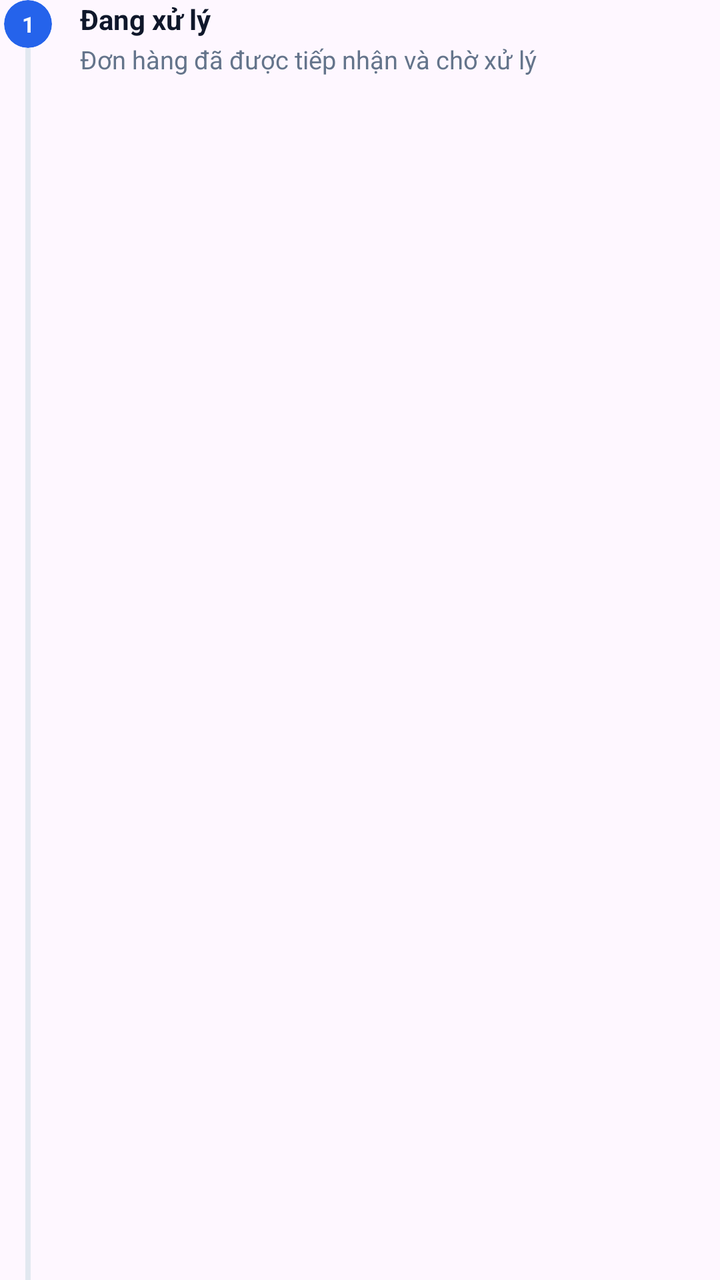
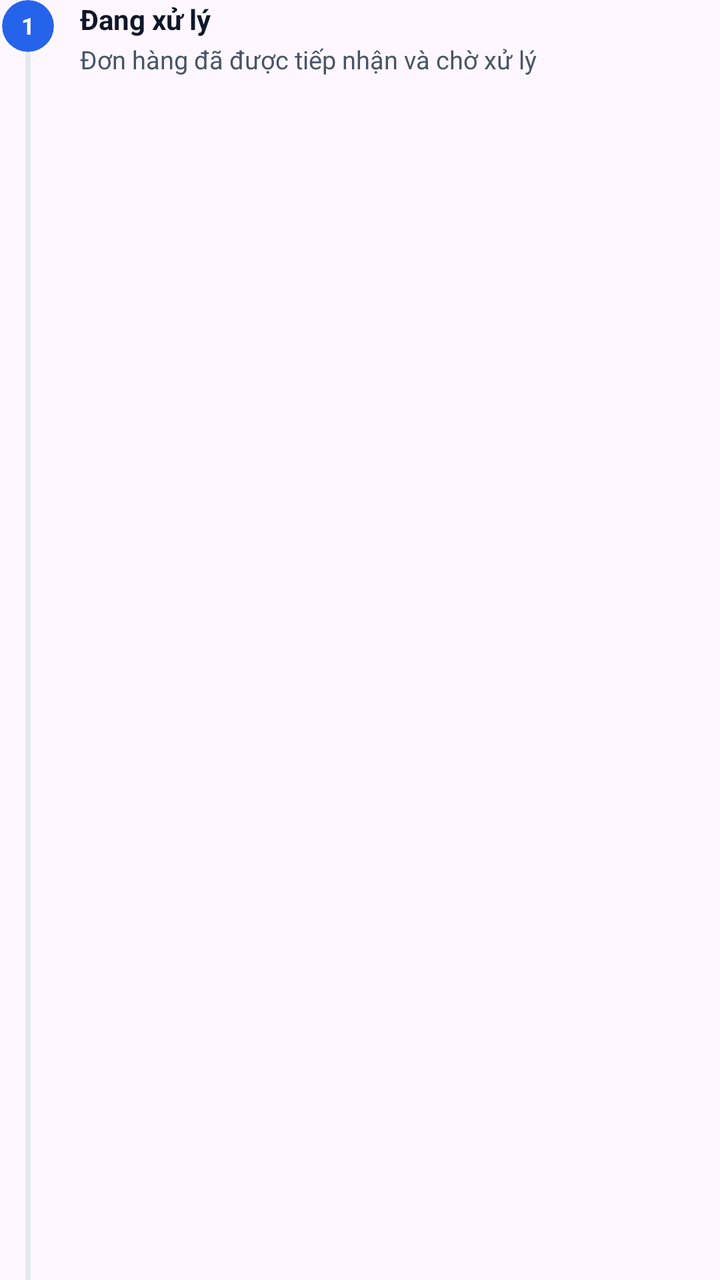

Compare the two renders of this Android layout. The source of the first and the diff that turns it into the second are given below.
<!-- AndroidManifest.xml: application theme Theme.MyApplication -->
<!-- res/layout/item_order_timeline_step.xml -->
<?xml version="1.0" encoding="utf-8"?>
<LinearLayout xmlns:android="http://schemas.android.com/apk/res/android"
    xmlns:app="http://schemas.android.com/apk/res-auto"
    xmlns:tools="http://schemas.android.com/tools"
    android:layout_width="match_parent"
    android:layout_height="wrap_content"
    android:orientation="horizontal"
    tools:ignore="HardcodedText">

    
    <LinearLayout
        android:layout_width="28dp"
        android:layout_height="match_parent"
        android:gravity="center_horizontal"
        android:orientation="vertical">

        <com.google.android.material.card.MaterialCardView
            android:id="@+id/cardStepDot"
            android:layout_width="24dp"
            android:layout_height="24dp"
            app:cardBackgroundColor="@color/primary"
            app:cardCornerRadius="12dp"
            app:cardElevation="0dp"
            app:strokeWidth="0dp">

            <TextView
                android:id="@+id/tvStepNumber"
                android:layout_width="match_parent"
                android:layout_height="match_parent"
                android:gravity="center"
                android:text="1"
                android:textColor="@color/white"
                android:textSize="11sp"
                android:textStyle="bold" />
        </com.google.android.material.card.MaterialCardView>

        <View
            android:id="@+id/viewStepConnector"
            android:layout_width="2.5dp"
            android:layout_height="0dp"
            android:layout_weight="1"
            android:minHeight="24dp"
            android:background="@color/border" />
    </LinearLayout>

    
    <LinearLayout
        android:layout_width="0dp"
        android:layout_height="wrap_content"
        android:layout_marginStart="12dp"
        android:layout_weight="1"
        android:orientation="vertical"
        android:paddingBottom="16dp">

        <LinearLayout
            android:layout_width="match_parent"
            android:layout_height="wrap_content"
            android:gravity="center_vertical"
            android:orientation="horizontal">

            <TextView
                android:id="@+id/tvStepTitle"
                android:layout_width="0dp"
                android:layout_height="wrap_content"
                android:layout_weight="1"
                android:text="Đang xử lý"
                android:textColor="@color/ink"
                android:textSize="14sp"
                android:textStyle="bold" />

            <TextView
                android:id="@+id/tvStepCurrentTag"
                android:layout_width="wrap_content"
                android:layout_height="wrap_content"
                android:background="@drawable/bg_badge_primary"
                android:paddingStart="8dp"
                android:paddingTop="3dp"
                android:paddingEnd="8dp"
                android:paddingBottom="3dp"
                android:text="Hiện tại"
                android:textColor="@color/primary_dark"
                android:textSize="11sp"
                android:textStyle="bold"
                android:visibility="gone" />
        </LinearLayout>

        <TextView
            android:id="@+id/tvStepDesc"
            android:layout_width="wrap_content"
            android:layout_height="wrap_content"
            android:layout_marginTop="2dp"
            android:text="Đơn hàng đã được tiếp nhận và chờ xử lý"
            android:textColor="@color/text_secondary"
            android:textSize="12.5sp" />
    </LinearLayout>
</LinearLayout>
<!-- resources referenced by this layout -->
<resources>
  <color name="border">#E2E8F0</color>
  <color name="ink">#0F172A</color>
  <color name="primary">#2563EB</color>
  <color name="primary_dark">#1D4ED8</color>
  <color name="text_secondary">#64748B</color>
  <color name="white">#FFFFFFFF</color>
  <!-- drawable bg_badge_primary (drawable) -->
  <?xml version="1.0" encoding="utf-8"?>
  <shape xmlns:android="http://schemas.android.com/apk/res/android" android:shape="rectangle">
      <solid android:color="#DBEAFE" />
      <stroke
          android:width="1dp"
          android:color="#93C5FD" />
      <corners android:radius="10dp" />
  </shape>
  <style name="Theme.MyApplication" parent="Base.Theme.MyApplication" />
  <style name="Base.Theme.MyApplication" parent="Theme.Material3.Light.NoActionBar">
          <item name="colorPrimary">@color/primary</item>
          <item name="colorOnPrimary">@color/white</item>
          <item name="colorPrimaryContainer">@color/primary_soft</item>
          <item name="colorOnPrimaryContainer">@color/primary_dark</item>
          <item name="colorSecondaryContainer">@color/primary_soft</item>
          <item name="colorOnSecondaryContainer">@color/primary_dark</item>
          <item name="colorSurface">@color/surface</item>
          <item name="colorOnSurface">@color/ink</item>
          <item name="colorSurfaceVariant">@color/surface_subtle</item>
          <item name="colorOnSurfaceVariant">@color/text_secondary</item>
          <item name="colorOutline">@color/border_strong</item>
          <item name="elevationOverlayEnabled">false</item>
          <item name="android:fontFamily">sans-serif</item>
          <item name="android:windowLightStatusBar">true</item>
          <item name="android:statusBarColor">@color/screen_background</item>
          <item name="android:navigationBarColor">@color/screen_background</item>
          <item name="android:windowLightNavigationBar" tools:targetApi="27">true</item>
          <item name="android:windowActionModeOverlay">true</item>
      </style>
  <color name="primary_soft">#EFF6FF</color>
  <color name="surface">#FFFFFFFF</color>
  <color name="surface_subtle">#F1F5F9</color>
  <color name="border_strong">#CBD5E1</color>
  <color name="screen_background">#F4F5F9</color>
</resources>

<!-- the commit's change to res/layout/item_order_timeline_step.xml (unified diff, before → after) -->
@@ -16,10 +16,10 @@
 
         <com.google.android.material.card.MaterialCardView
             android:id="@+id/cardStepDot"
-            android:layout_width="24dp"
-            android:layout_height="24dp"
+            android:layout_width="26dp"
+            android:layout_height="26dp"
             app:cardBackgroundColor="@color/primary"
-            app:cardCornerRadius="12dp"
+            app:cardCornerRadius="13dp"
             app:cardElevation="0dp"
             app:strokeWidth="0dp">
 
@@ -30,7 +30,7 @@
                 android:gravity="center"
                 android:text="1"
                 android:textColor="@color/white"
-                android:textSize="11sp"
+                android:textSize="11.5sp"
                 android:textStyle="bold" />
         </com.google.android.material.card.MaterialCardView>
 
@@ -73,9 +73,9 @@
                 android:layout_width="wrap_content"
                 android:layout_height="wrap_content"
                 android:background="@drawable/bg_badge_primary"
-                android:paddingStart="8dp"
+                android:paddingStart="9dp"
                 android:paddingTop="3dp"
-                android:paddingEnd="8dp"
+                android:paddingEnd="9dp"
                 android:paddingBottom="3dp"
                 android:text="Hiện tại"
                 android:textColor="@color/primary_dark"
<!-- resource entries referenced after the edit -->
@@ -4,7 +4,7 @@
   <color name="ink">#0F172A</color>
   <color name="primary">#2563EB</color>
   <color name="primary_dark">#1D4ED8</color>
-  <color name="text_secondary">#64748B</color>
+  <color name="text_secondary">#475569</color>
   <color name="white">#FFFFFFFF</color>
   <!-- drawable bg_badge_primary (drawable) -->
   <?xml version="1.0" encoding="utf-8"?>
@@ -13,7 +13,7 @@
       <stroke
           android:width="1dp"
           android:color="#93C5FD" />
-      <corners android:radius="10dp" />
+      <corners android:radius="100dp" />
   </shape>
   <style name="Theme.MyApplication" parent="Base.Theme.MyApplication" />
   <style name="Base.Theme.MyApplication" parent="Theme.Material3.Light.NoActionBar">
@@ -21,7 +21,9 @@
           <item name="colorOnPrimary">@color/white</item>
           <item name="colorPrimaryContainer">@color/primary_soft</item>
           <item name="colorOnPrimaryContainer">@color/primary_dark</item>
-          <item name="colorSecondaryContainer">@color/primary_soft</item>
+          <item name="colorSecondary">@color/accent_indigo</item>
+          <item name="colorOnSecondary">@color/white</item>
+          <item name="colorSecondaryContainer">@color/accent_indigo_soft</item>
           <item name="colorOnSecondaryContainer">@color/primary_dark</item>
           <item name="colorSurface">@color/surface</item>
           <item name="colorOnSurface">@color/ink</item>
@@ -37,9 +39,11 @@
           <item name="android:windowActionModeOverlay">true</item>
       </style>
   <color name="primary_soft">#EFF6FF</color>
+  <color name="accent_indigo">#4F46E5</color>
+  <color name="accent_indigo_soft">#EEF2FF</color>
   <color name="surface">#FFFFFFFF</color>
-  <color name="surface_subtle">#F1F5F9</color>
+  <color name="surface_subtle">#EEF2FA</color>
   <color name="border_strong">#CBD5E1</color>
-  <color name="screen_background">#F4F5F9</color>
+  <color name="screen_background">#F2F5FC</color>
 </resources>
 
